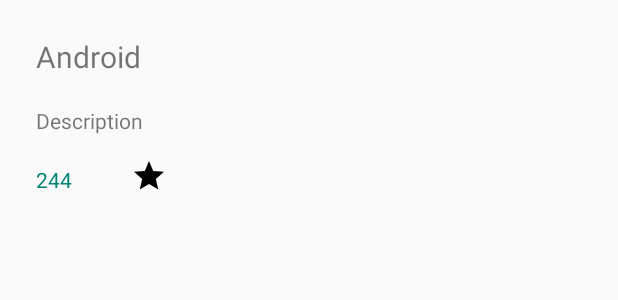
After one commit to KelvnPere/GithubTrend, an Android app: the layout row_item.xml on its own in the app's theme, with its tools: preview values and no code run, on a phone screen of 412 x 824 dp. The commit adds this screen. Shown: the top 300 px of the screen. Run offline under Robolectric (Android 15) with nearby library versions, the phone set to English and light mode, and no system bars.

Commit message:
Implemented Repository adapter, and also used the correct Github API field which is watchers_count to get the stars accurately.

```diff
--- a/app/build.gradle
+++ b/app/build.gradle
@@ -12,6 +12,7 @@ android {
         minSdkVersion 16
         targetSdkVersion 29
         versionCode 1
+        android.defaultConfig.vectorDrawables.useSupportLibrary = true
         versionName "1.0"
         testInstrumentationRunner "androidx.test.runner.AndroidJUnitRunner"
     }
--- a/app/src/main/AndroidManifest.xml
+++ b/app/src/main/AndroidManifest.xml
@@ -1,6 +1,8 @@
 <?xml version="1.0" encoding="utf-8"?>
 <manifest xmlns:android="http://schemas.android.com/apk/res/android"
     package="com.fashi.githubtrend">
+
+    <uses-permission android:name="android.permission.INTERNET"/>
 
     <application
         android:allowBackup="true"
@@ -9,13 +11,14 @@
         android:roundIcon="@mipmap/ic_launcher_round"
         android:supportsRtl="true"
         android:theme="@style/AppTheme">
-        <activity android:name=".MainActivity">
+        <activity android:name=".Main2Activity">
             <intent-filter>
                 <action android:name="android.intent.action.MAIN" />
 
                 <category android:name="android.intent.category.LAUNCHER" />
             </intent-filter>
         </activity>
+        <activity android:name=".MainActivity" />
     </application>
 
 </manifest>
--- a/app/src/main/java/com/fashi/githubtrend/model/Repository.kt
+++ b/app/src/main/java/com/fashi/githubtrend/model/Repository.kt
@@ -47,7 +47,7 @@ class Repository {
         this.stars = stars
     }
 
-    @SerializedName("stargazers_count")
+    @SerializedName("watchers_count")
     @Expose
     private var stars: Int? = null
 
--- a/app/src/main/java/com/fashi/githubtrend/retrofit/Api.kt
+++ b/app/src/main/java/com/fashi/githubtrend/retrofit/Api.kt
@@ -5,7 +5,7 @@ import retrofit2.Call
 import retrofit2.http.GET
 
 
-interface Api {
+ interface Api {
     /*
     Retrofit get annotation with our URL
     And our method that will return us the List of EmployeeList
--- a/app/src/main/java/com/fashi/githubtrend/retrofit/RetrofitClient.kt
+++ b/app/src/main/java/com/fashi/githubtrend/retrofit/RetrofitClient.kt
@@ -19,4 +19,6 @@ class RetrofitClient {
     fun getApiService(): Api {
         return getRetrofitInstance().create(Api::class.java)
     }
+
+
 }
--- /dev/null
+++ b/app/src/main/res/drawable/ic_star.xml
@@ -0,0 +1,9 @@
+<vector xmlns:android="http://schemas.android.com/apk/res/android"
+        android:width="24dp"
+        android:height="24dp"
+        android:viewportWidth="24.0"
+        android:viewportHeight="24.0">
+    <path
+        android:fillColor="#FF000000"
+        android:pathData="M12,17.27L18.18,21l-1.64,-7.03L22,9.24l-7.19,-0.61L12,2 9.19,8.63 2,9.24l5.46,4.73L5.82,21z"/>
+</vector>
--- /dev/null
+++ b/app/src/main/res/layout/row_item.xml
@@ -0,0 +1,70 @@
+<?xml version="1.0" encoding="utf-8"?>
+<androidx.constraintlayout.widget.ConstraintLayout xmlns:android="http://schemas.android.com/apk/res/android"
+    xmlns:app="http://schemas.android.com/apk/res-auto"
+    xmlns:tools="http://schemas.android.com/tools"
+    android:layout_width="match_parent"
+    android:layout_height="150dp"
+    android:layout_marginLeft="8dp"
+    android:layout_marginTop="8dp"
+    android:layout_marginRight="8dp"
+    android:layout_marginBottom="8dp"
+    android:paddingBottom="13dp">
+
+    <TextView
+        android:id="@+id/repositoryName"
+        android:layout_width="0dp"
+        android:layout_height="wrap_content"
+        android:layout_marginStart="16dp"
+        android:layout_marginLeft="16dp"
+        android:layout_marginTop="16dp"
+        android:text="Android"
+        android:textSize="20sp"
+        app:layout_constraintBottom_toTopOf="@+id/repoDescription"
+        app:layout_constraintEnd_toEndOf="parent"
+        app:layout_constraintHorizontal_bias="0.0"
+        app:layout_constraintStart_toStartOf="parent"
+        app:layout_constraintTop_toTopOf="parent"
+        app:layout_constraintVertical_bias="0.0" />
+
+    <TextView
+        android:id="@+id/repoDescription"
+        android:layout_width="0dp"
+        android:layout_height="wrap_content"
+        android:layout_marginStart="16dp"
+        android:layout_marginLeft="16dp"
+        android:layout_marginTop="8dp"
+        android:text="Description"
+        app:layout_constraintBottom_toBottomOf="parent"
+        app:layout_constraintEnd_toEndOf="parent"
+        app:layout_constraintHorizontal_bias="0.0"
+        app:layout_constraintStart_toStartOf="parent"
+        app:layout_constraintTop_toTopOf="parent"
+        app:layout_constraintVertical_bias="0.503" />
+
+    <TextView
+        android:id="@+id/repoStar"
+        android:layout_width="0dp"
+        android:layout_height="wrap_content"
+        android:layout_marginStart="16dp"
+        android:layout_marginLeft="16dp"
+        android:layout_marginTop="8dp"
+        android:layout_marginBottom="4dp"
+        android:text="244"
+        android:textColor="@color/colorPrimary"
+        app:layout_constraintBottom_toBottomOf="parent"
+        app:layout_constraintEnd_toEndOf="parent"
+        app:layout_constraintHorizontal_bias="0.464"
+        app:layout_constraintStart_toStartOf="parent"
+        app:layout_constraintTop_toBottomOf="@+id/repoDescription" />
+
+    <ImageView
+        android:id="@+id/imageView"
+        android:layout_width="wrap_content"
+        android:layout_height="wrap_content"
+        android:layout_marginStart="33dp"
+        android:layout_marginLeft="33dp"
+        android:paddingLeft="30dp"
+        app:layout_constraintBottom_toBottomOf="@+id/repoStar"
+        app:layout_constraintStart_toStartOf="@+id/repoStar"
+        app:srcCompat="@drawable/ic_star" />
+</androidx.constraintlayout.widget.ConstraintLayout>
```
Also changed, not shown: app/src/main/java/com/fashi/githubtrend/MainActivity.kt (+12 -1 lines), app/src/main/java/com/fashi/githubtrend/adapter/RepositoryAdapter.kt (+43 -1 lines), app/src/main/java/com/fashi/githubtrend/retrofit/RetrofitClient2.java (added, +22 -0 lines), app/src/main/res/layout/activity_main.xml (+8 -9 lines).
